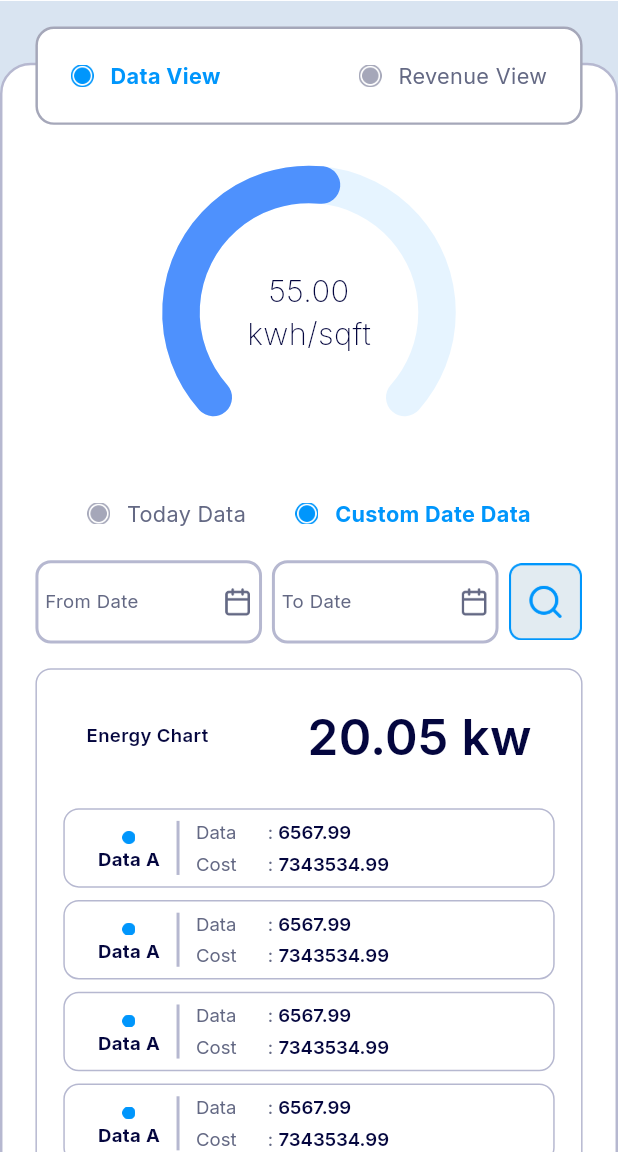
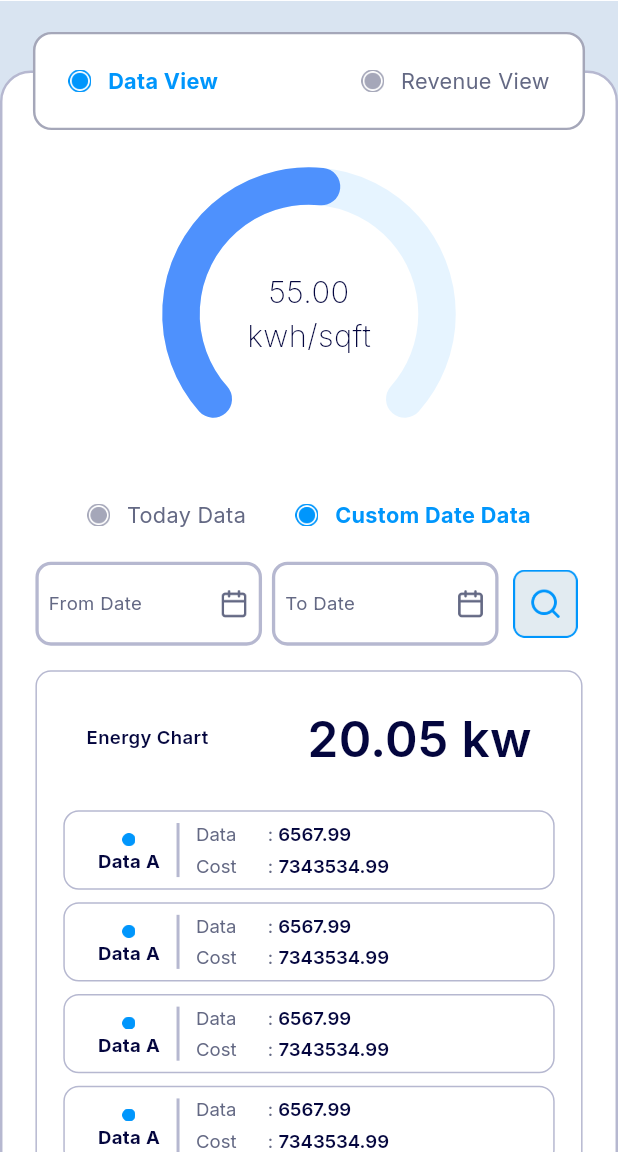
Before and after one commit to flutterdevrabby/scubeTask, a Flutter app: the ScmDataScreen screen opened by its route, after a tap on "Custom Date Data", on a phone screen of 412 x 824 dp, the part 84-1236 px from its top. Run offline on Flutter 3.47's test engine with Material 3 defaults, Android fonts, the phone set to English and light mode, and no system bars; drawn by our look-alikes of syncfusion_flutter_gauges; our stand-ins replace flutter_screenutil, flutter_staggered_animations, flutter_svg, go_router, google_fonts, step_progress_indicator.

Commit message:
scm data screen has fixed

```diff
--- a/lib/features/revenue_view/revenue_screen.dart
+++ b/lib/features/revenue_view/revenue_screen.dart
@@ -2,7 +2,6 @@ import 'package:flutter/material.dart';
 import 'package:flutter_screenutil/flutter_screenutil.dart';
 import 'package:scube_task/const/assets_path.dart';
 import 'package:scube_task/const/text_stye.dart';
-
 import '../../providers/scm_data_provider.dart';
 import '../scm_data/widgets/gauge_widget.dart';
 
@@ -19,8 +18,6 @@ class _RevenueScreenState extends State<RevenueScreen> {
   Widget build(BuildContext context) {
     return Column(
       children: [
-        SizedBox(height: 40.h),
-
         Center(
           child: GaugeWidget(title: '8897455', subtitle: 'tk', value: 70),
         ),
--- a/lib/features/scm_data/presentation/scm_data_screen.dart
+++ b/lib/features/scm_data/presentation/scm_data_screen.dart
@@ -23,40 +23,26 @@ class ScmDataScreen extends StatelessWidget {
           backgroundColor: Color(0xFFD9E4F1),
           body: SingleChildScrollView(
             physics: ClampingScrollPhysics(),
-            child: Column(
+            child: Stack(
+              clipBehavior: Clip.none,
+              alignment: Alignment.topCenter,
               children: [
                 Container(
-                  margin: EdgeInsets.symmetric(vertical: 40.h),
-                  padding: EdgeInsets.symmetric(vertical: 20.h),
+                  height: 1.4.sh,
+                  margin: EdgeInsets.only(top: 45.h),
+                  padding: EdgeInsets.symmetric(vertical: 16.h),
                   decoration: BoxDecoration(
                     color: Colors.white,
                     borderRadius: BorderRadius.circular(20.r),
-                    border: Border.all(
-                      width: 1.5.w,
-                      color: const Color(0xFFB6B8D0),
-                    ),
+                    border: Border.all(width: 1.5.w, color: Color(0xFFB6B8D0)),
                   ),
                   child: Column(
                     children: [
-                      Stack(
-                        clipBehavior: Clip.none,
-                        children: [
-                          Container(width: 1.sw, color: Colors.red),
-                          //  Top Tabbar
-                          Positioned(
-                            top: -45.h,
-                            left: 0,
-                            right: 0,
-                            child: TopTabbarWidget(scmDataProvider: provider),
-                          ),
-                        ],
-                      ),
+                      SizedBox(height: 40.h),
+
                       provider.selectTopTabbar == 0
                           ? Column(
                               children: [
-                                SizedBox(height: 40.h),
-
-                                // Gauge widget
                                 GaugeWidget(
                                   title: '55.00',
                                   subtitle: 'kwh/sqft',
@@ -65,12 +51,10 @@ class ScmDataScreen extends StatelessWidget {
 
                                 SizedBox(height: 20.h),
 
-                                //Center Tabbar
                                 CenterTabbarWidget(scmDataProvider: provider),
 
                                 SizedBox(height: 20.h),
 
-                                //Data view
                                 provider.selectedCenterTabbar == 0
                                     ? CurrentDataWidget(
                                         scmDataProvider: provider,
@@ -84,6 +68,14 @@ class ScmDataScreen extends StatelessWidget {
                     ],
                   ),
                 ),
+
+                // TOP TABBAR
+                Positioned(
+                  top: 20.h,
+                  left: 0,
+                  right: 0,
+                  child: TopTabbarWidget(scmDataProvider: provider),
+                ),
               ],
             ),
           ),
--- a/lib/features/scm_data/widgets/current_data_widget.dart
+++ b/lib/features/scm_data/widgets/current_data_widget.dart
@@ -55,6 +55,7 @@ class CurrentDataWidget extends StatelessWidget {
               return EnergyCardWidget();
             },
           ),
+          SizedBox(height: 8.h),
         ],
       ),
     );
--- a/lib/features/scm_data/widgets/custom_date_data_widget.dart
+++ b/lib/features/scm_data/widgets/custom_date_data_widget.dart
@@ -28,12 +28,12 @@ class CustomDateDataWidget extends StatelessWidget {
                   },
                   child: Container(
                     padding: EdgeInsets.symmetric(
-                      horizontal: 4.w,
+                      horizontal: 6.w,
                       vertical: 16.h,
                     ),
                     decoration: BoxDecoration(
                       borderRadius: BorderRadius.circular(10.r),
-                      border: Border.all(color: Color(0xFFB6B8D0), width: 2),
+                      border: Border.all(color: Color(0xFFB6B8D0), width: 2.w),
                     ),
                     child: Row(
                       mainAxisAlignment: MainAxisAlignment.spaceBetween,
@@ -64,32 +64,29 @@ class CustomDateDataWidget extends StatelessWidget {
                 ),
               ),
 
-              // Fr
+              // To Date
               Expanded(
                 flex: 2,
                 child: InkWell(
-                  onTap: (){
-                      scmDataProvider.endDatePicker(context: context);
+                  onTap: () {
+                    scmDataProvider.endDatePicker(context: context);
                   },
                   child: Container(
                     padding: EdgeInsets.symmetric(
-                      horizontal: 4.w,
+                      horizontal: 6.w,
                       vertical: 16.h,
                     ),
                     decoration: BoxDecoration(
                       borderRadius: BorderRadius.circular(10.r),
-                      border: Border.all(color: Color(0xFFB6B8D0), width: 2),
+                      border: Border.all(color: Color(0xFFB6B8D0), width: 2.w),
                     ),
                     child: Row(
                       mainAxisAlignment: MainAxisAlignment.spaceBetween,
                       children: [
                         Text(
-
-                           scmDataProvider.endDate != null
+                          scmDataProvider.endDate != null
                               ? scmDataProvider.endDate.toString()
                               : "To Date",
-
-
 
                           style: TextFontStyle.textLine12C5E5E5EW500.copyWith(
                             fontWeight: FontWeight.w400,
@@ -113,13 +110,14 @@ class CustomDateDataWidget extends StatelessWidget {
               Image.asset(
                 AssetsIcon.searchIcon,
                 width: 45.w,
-                height: 50.h,
+                height: 44.h,
                 fit: BoxFit.contain,
               ),
             ],
           ),
         ),
         SizedBox(height: 16.h),
+
         ListView.builder(
           itemCount: scmDataProvider.eneryList.length,
           shrinkWrap: true,
```
